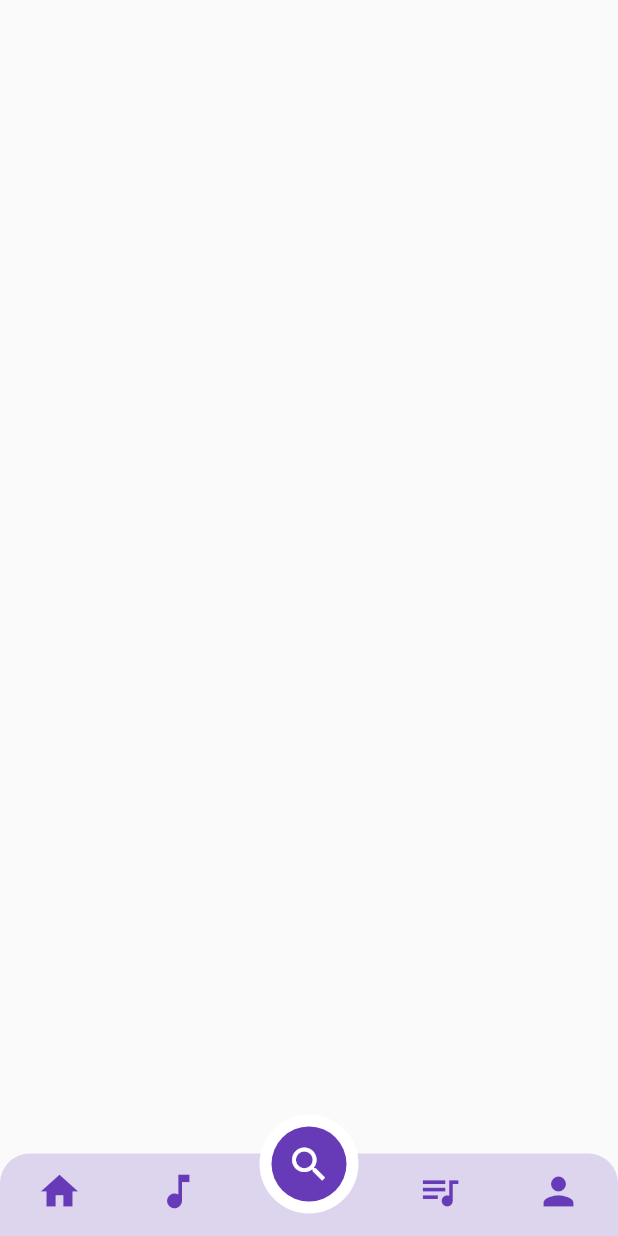
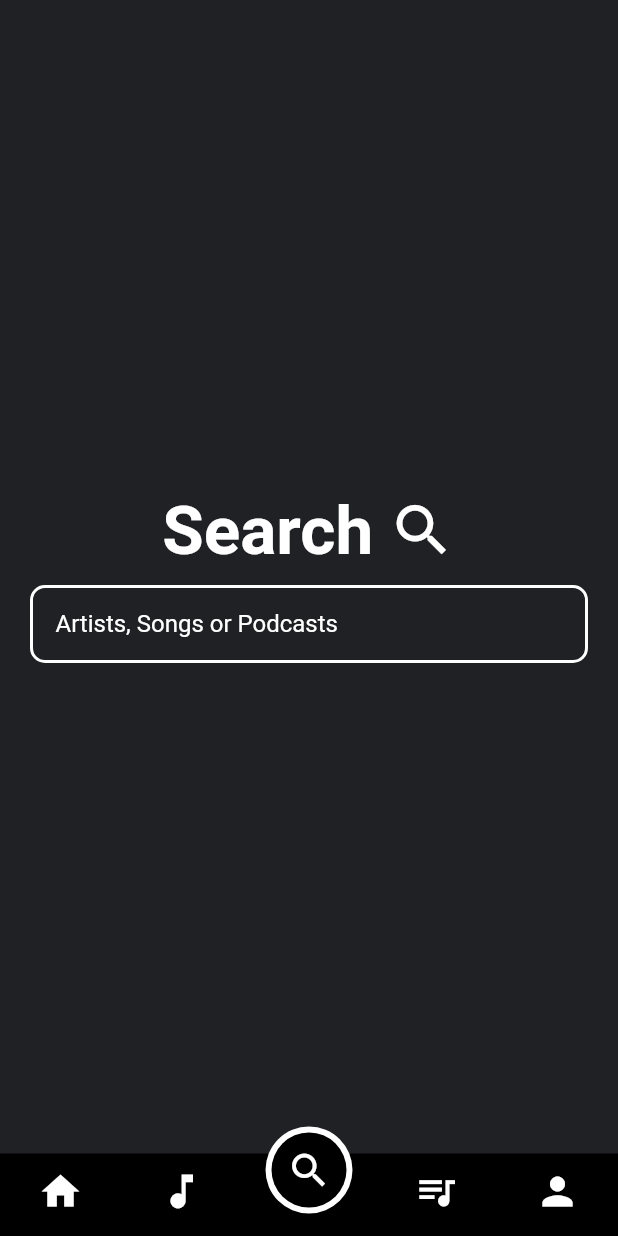
Before and after one commit to rajatKumar023/music_flutter, a Flutter app: the screen it shows after launch, item 3 of the bottom bar chosen, on a phone screen of 412 x 824 dp. Run offline on Flutter 3.47's test engine with Material 2 defaults, Android fonts, the phone set to English and light mode, and no system bars; our stand-ins replace flutter_mobx, mobx; generated files the repository leaves out were written again.

Commit message:
added search page theme

```diff
--- a/lib/customs/bottom_navigation_bar.dart
+++ b/lib/customs/bottom_navigation_bar.dart
@@ -15,11 +15,7 @@ class CustomBottomNavigationBar extends StatelessWidget {
                 width: MediaQuery.of(context).size.width,
                 height: 55.0,
                 decoration: BoxDecoration(
-                  color: Colors.deepPurple.withOpacity(0.2),
-                  borderRadius: BorderRadius.only(
-                    topLeft: Radius.circular(20.0),
-                    topRight: Radius.circular(20.0),
-                  ),
+                  color: Colors.black,
                 ),
               ),
             ),
@@ -73,7 +69,7 @@ class CustomBottomNavigationBar extends StatelessWidget {
             : Colors.transparent,
       ),
       padding: EdgeInsets.all(
-        tabBarStore.selectedTabBar == index ? 8.0 : 0.0,
+        tabBarStore.selectedTabBar == index ? 4.0 : 0.0,
       ),
       margin: EdgeInsets.only(
           bottom: tabBarStore.selectedTabBar == index ? 15.0 : 5.0),
@@ -88,14 +84,12 @@ class CustomBottomNavigationBar extends StatelessWidget {
           decoration: BoxDecoration(
             borderRadius: BorderRadius.circular(50.0),
             color: tabBarStore.selectedTabBar == index
-                ? Colors.deepPurple
+                ? Colors.black
                 : Colors.transparent,
           ),
           child: Icon(
             iconData,
-            color: tabBarStore.selectedTabBar == index
-                ? Colors.white
-                : Colors.deepPurple,
+            color:Colors.white,
             size: 30.0,
           ),
         ),
--- a/lib/presentations/home_page.dart
+++ b/lib/presentations/home_page.dart
@@ -11,15 +11,23 @@ class HomePage extends StatelessWidget {
     double screenWidth = MediaQuery.of(context).size.width;
     return SafeArea(
       child: Scaffold(
+        resizeToAvoidBottomInset: false,
+        backgroundColor: Color.fromRGBO(32, 33, 37, 1),
         body: StoreObserver<TabBarStore>(
           builder: (TabBarStore tabBarStore, BuildContext context) {
             return Container(
               height: screenHeight,
               width: screenWidth,
-              child: Column(
+              child: Stack(
                 children: <Widget>[
-                  Expanded(child: _getSelectedPage(tabBarStore)),
-                  CustomBottomNavigationBar()
+                  Container(
+                    margin: EdgeInsets.only(bottom: 55.0),
+                    child: _getSelectedPage(tabBarStore),
+                  ),
+                  Positioned(
+                    bottom: 0,
+                    child: CustomBottomNavigationBar(),
+                  )
                 ],
               ),
             );
--- a/lib/presentations/search_page.dart
+++ b/lib/presentations/search_page.dart
@@ -1,16 +1,85 @@
 import 'package:flutter/material.dart';
 
 class SearchPage extends StatelessWidget {
+  final ScrollController controller = ScrollController();
+
   @override
   Widget build(BuildContext context) {
     return Container(
-      padding: EdgeInsets.symmetric(vertical: 20.0),
+      padding: EdgeInsets.symmetric(horizontal: 20.0),
       child: Column(
+        mainAxisAlignment: MainAxisAlignment.center,
         children: <Widget>[
+          Row(
+            mainAxisAlignment: MainAxisAlignment.center,
+            children: <Widget>[
+              Text(
+                'Search',
+                style: TextStyle(
+                  color: Colors.white,
+                  fontSize: 45.0,
+                  fontWeight: FontWeight.bold,
+                ),
+              ),
+              SizedBox(
+                width: 10.0,
+              ),
+              Icon(
+                Icons.search,
+                size: 45,
+                color: Colors.white,
+              )
+            ],
+          ),
           SizedBox(
-            height: 20.0,
+            height: 10.0,
           ),
-          Container()
+          Container(
+            padding: EdgeInsets.symmetric(horizontal: 15.0),
+            decoration: BoxDecoration(
+              border: Border.all(
+                color: Colors.white,
+                width: 2,
+                style: BorderStyle.solid,
+              ),
+              borderRadius: BorderRadius.all(
+                Radius.circular(10.0),
+              ),
+            ),
+            child: TextField(
+              decoration: InputDecoration(
+                border: InputBorder.none,
+                hintText: 'Artists, Songs or Podcasts',
+                hintStyle: TextStyle(color: Colors.white),
+              ),
+            ),
+          ),
+//          SizedBox(
+//            height: 20.0,
+//          ),
+//          Expanded(
+//            child: GridView.builder(
+//              gridDelegate: SliverGridDelegateWithFixedCrossAxisCount(
+//                crossAxisCount: 2,
+//                crossAxisSpacing: 10.0,
+//                mainAxisSpacing: 10.0,
+//              ),
+//              itemCount: 14,
+////              controller: controller,
+//              itemBuilder: (BuildContext context, int index) {
+//                return Container(
+//                  height: 100.0,
+//                  width: 200.0,
+//                  decoration: BoxDecoration(
+//                    borderRadius: BorderRadius.all(
+//                      Radius.circular(10.0),
+//                    ),
+//                    color: Colors.grey,
+//                  ),
+//                );
+//              },
+//            ),
+//          ),
         ],
       ),
     );
--- a/pubspec.yaml
+++ b/pubspec.yaml
@@ -46,8 +46,8 @@ flutter:
   uses-material-design: true
 
   # To add assets to your application, add an assets section, like this:
-  # assets:
-  #  - images/a_dot_burr.jpeg
+  assets:
+   - search_bg_image.jpg
   #  - images/a_dot_ham.jpeg
 
   # An image asset can refer to one or more resolution-specific "variants", see
```
Also changed, not shown: assets/search_bg_image.jpg (added).
